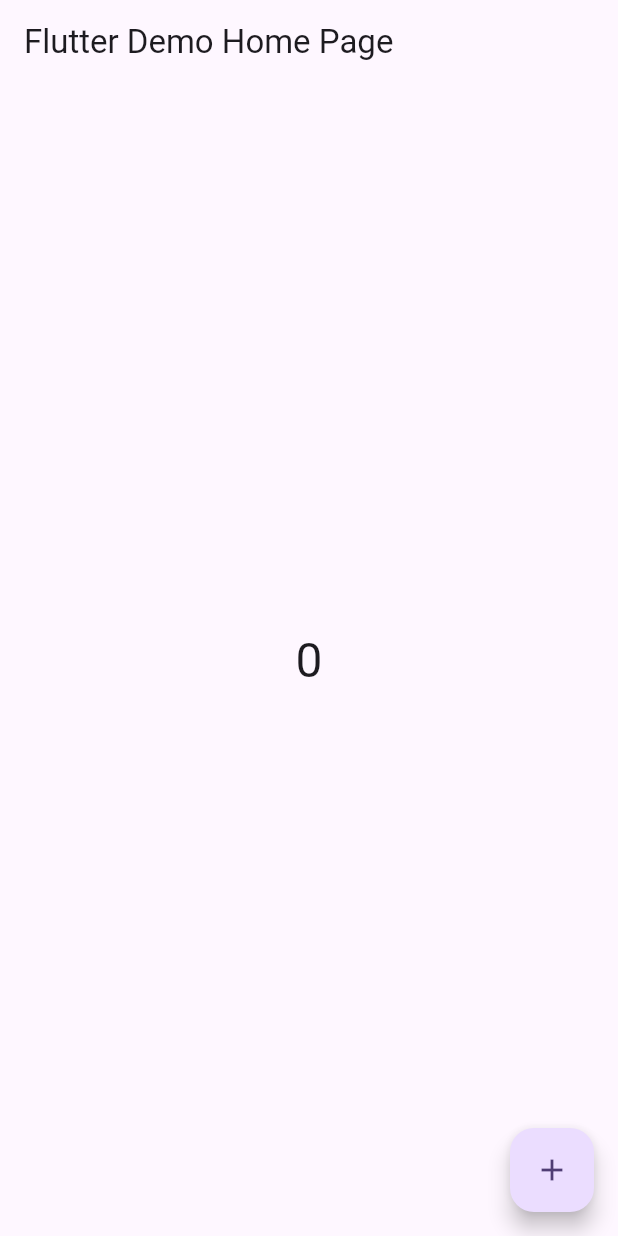
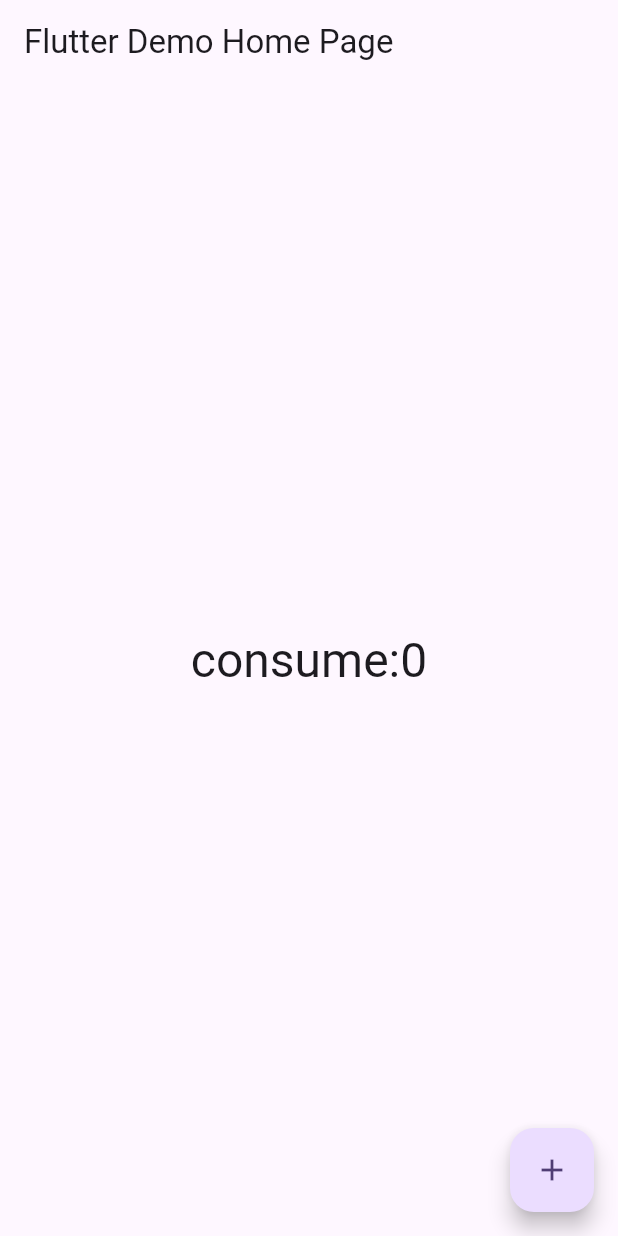
Before and after one commit to eltociear/flutter_practice, a Flutter app: the screen it shows after launch, on a phone screen of 412 x 824 dp. Run offline on Flutter 3.47's test engine with Material 3 defaults, Android fonts, the phone set to English and light mode, and no system bars.

Commit message:
provider consume

```diff
--- a/hello_world/lib/main.dart
+++ b/hello_world/lib/main.dart
@@ -52,7 +52,11 @@ class _MyHomePageState extends State<MyHomePage> {
       ),
       // 使用する箇所の上位にProviderを入れる
       body: Provider<int>.value(
-          value: _counter, child: const Center(child: MyWidget())),
+          value: _counter,
+          child: Center(
+              child: Consumer<int>(
+                  builder: (context, value, _) => Text("consume:$value",
+                      style: Theme.of(context).textTheme.headlineLarge)))),
       floatingActionButton: FloatingActionButton(
         onPressed: _incrementCounter,
         tooltip: 'Increment',
```
